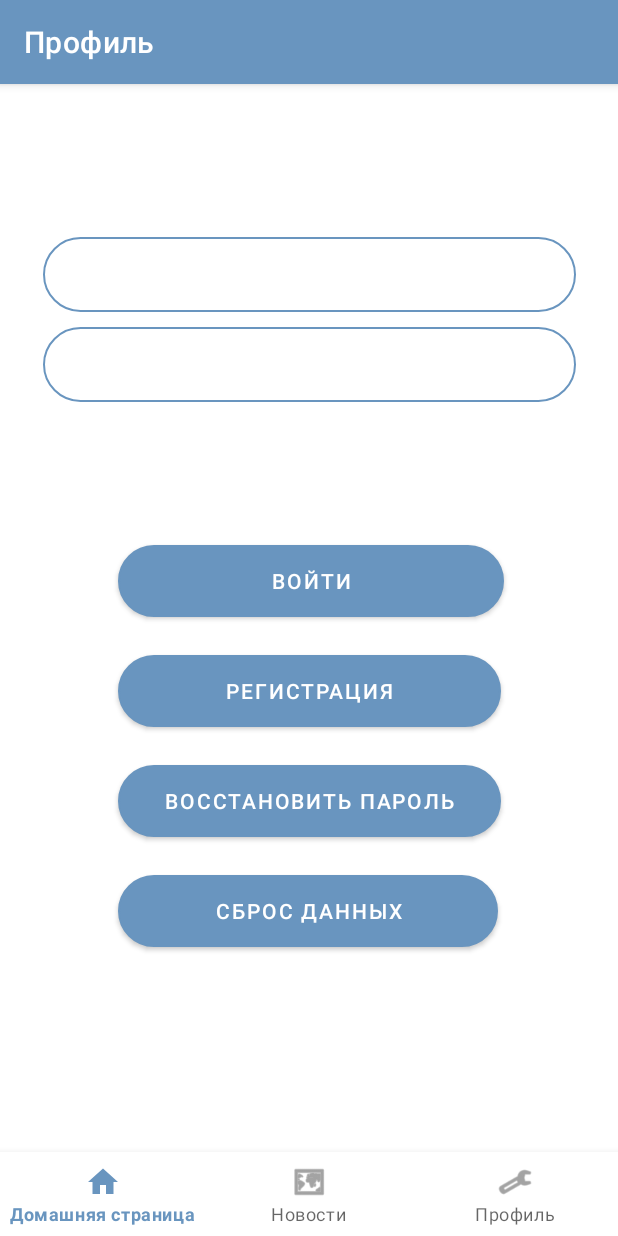
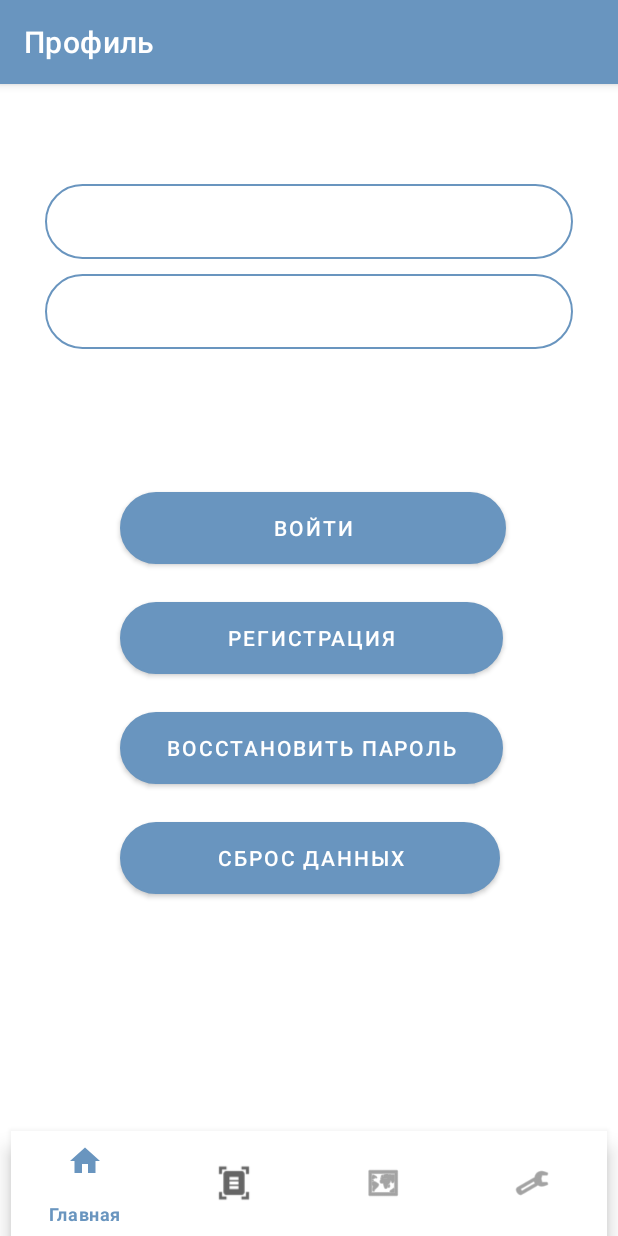
Before and after one commit to RedCrabVb/ApplicationMVP, an Android app: the ProfileFragment screen opened through its navigation route, after a tap on "ВОЙТИ", on a phone screen of 412 x 824 dp. Run offline under Robolectric (Android 15) with nearby library versions, the phone set to English and light mode, and no system bars; our stand-ins replace navigation-ui; libraries missing offline, so code that uses them is left out: androidmads.library.qrgenearator; network calls fail; 2 statements that could not run were skipped.

Commit message:
Fix style xml

```diff
--- a/app/build.gradle
+++ b/app/build.gradle
@@ -42,6 +42,7 @@ dependencies {
     implementation 'androidx.navigation:navigation-fragment:2.3.5'
     implementation 'androidx.navigation:navigation-ui:2.3.5'
     implementation group: 'com.google.code.gson', name: 'gson', version: '2.7'
+    implementation 'androidx.legacy:legacy-support-v4:1.0.0'
     testImplementation 'junit:junit:4.+'
     androidTestImplementation 'androidx.test.ext:junit:1.1.3'
     androidTestImplementation 'androidx.test.espresso:espresso-core:3.4.0'
--- a/app/src/main/java/ru/vivt/applicationmvp/MainActivity.java
+++ b/app/src/main/java/ru/vivt/applicationmvp/MainActivity.java
@@ -27,7 +27,7 @@ public class MainActivity extends AppCompatActivity {
         // Passing each menu ID as a set of Ids because each
         // menu should be considered as top level destinations.
         AppBarConfiguration appBarConfiguration = new AppBarConfiguration.Builder(
-                R.id.navigation_home, R.id.navigation_news, R.id.navigation_profile)
+                R.id.navigation_home, R.id.navigation_qr_code_scanner, R.id.navigation_news, R.id.navigation_profile)
                 .build();
         NavController navController = Navigation.findNavController(this, R.id.nav_host_fragment_activity_main2);
         NavigationUI.setupActionBarWithNavController(this, navController, appBarConfiguration);
--- a/app/src/main/res/layout/activity_main.xml
+++ b/app/src/main/res/layout/activity_main.xml
@@ -5,14 +5,12 @@
     android:id="@+id/container"
     android:layout_width="match_parent"
     android:layout_height="match_parent"
-    android:paddingTop="?attr/actionBarSize">
+    >
 
     <com.google.android.material.bottomnavigation.BottomNavigationView
         android:id="@+id/nav_view"
-        android:layout_width="0dp"
-        android:layout_height="wrap_content"
-        android:layout_marginStart="0dp"
-        android:layout_marginEnd="0dp"
+        android:layout_width="397dp"
+        android:layout_height="70dp"
         android:background="?android:attr/windowBackground"
         app:layout_constraintBottom_toBottomOf="parent"
         app:layout_constraintLeft_toLeftOf="parent"
@@ -22,19 +20,22 @@
     <fragment
         android:id="@+id/nav_host_fragment_activity_main2"
         android:name="androidx.navigation.fragment.NavHostFragment"
-        android:layout_width="match_parent"
-        android:layout_height="match_parent"
+        android:layout_width="404dp"
+        android:layout_height="609dp"
         app:defaultNavHost="true"
+        app:layout_constraintBottom_toBottomOf="parent"
         app:layout_constraintBottom_toTopOf="@id/nav_view"
         app:layout_constraintLeft_toLeftOf="parent"
         app:layout_constraintRight_toRightOf="parent"
         app:layout_constraintTop_toTopOf="parent"
         app:navGraph="@navigation/mobile_navigation" />
 
-    <FrameLayout
-        android:layout_width="match_parent"
-        android:layout_height="match_parent"
+<!--    <FrameLayout
+        android:layout_width="10dp"
+        android:layout_height="2dp"
         app:layout_constraintEnd_toEndOf="parent"
-        tools:layout_editor_absoluteY="56dp" />
+        app:layout_constraintHorizontal_bias="0.400"
+        app:layout_constraintStart_toStartOf="parent"
+        app:layout_constraintTop_toTopOf="parent" />-->
 
 </androidx.constraintlayout.widget.ConstraintLayout>
--- a/app/src/main/res/layout/fragment_profile.xml
+++ b/app/src/main/res/layout/fragment_profile.xml
@@ -7,8 +7,8 @@
     tools:context=".ui.profile.ProfileFragment">
 
     <LinearLayout
-        android:layout_width="355dp"
-        android:layout_height="697dp"
+        android:layout_width="352dp"
+        android:layout_height="644dp"
         android:layout_marginStart="20dp"
         android:layout_marginTop="10dp"
         android:layout_marginEnd="20dp"
@@ -18,6 +18,7 @@
         app:layout_constraintEnd_toEndOf="parent"
         app:layout_constraintStart_toStartOf="parent"
         app:layout_constraintTop_toTopOf="parent">
+
         <TextView
             android:id="@+id/text_notifications"
             android:layout_width="312dp"
@@ -34,9 +35,9 @@
             style="@style/custom_input_style"
             android:layout_width="match_parent"
             android:layout_height="wrap_content"
+            android:background="@drawable/custom_input"
             android:paddingLeft="30dp"
             android:paddingRight="30dp"
-            android:background="@drawable/custom_input"
             android:text="TextView" />
 
         <TextView
@@ -44,9 +45,9 @@
             style="@style/custom_input_style"
             android:layout_width="match_parent"
             android:layout_height="wrap_content"
+            android:background="@drawable/custom_input"
             android:paddingLeft="30dp"
             android:paddingRight="30dp"
-            android:background="@drawable/custom_input"
             android:text="TextView" />
 
         <androidx.constraintlayout.widget.ConstraintLayout
--- a/app/src/main/res/menu/bottom_nav_menu.xml
+++ b/app/src/main/res/menu/bottom_nav_menu.xml
@@ -7,13 +7,17 @@
         android:title="@string/title_home" />
 
     <item
+        android:id="@+id/navigation_qr_code_scanner"
+        android:icon="@drawable/ic_baseline_document_scanner"
+        android:title="@string/title_qr_cdoe" />
+    <item
         android:id="@+id/navigation_news"
         android:icon="@android:drawable/ic_menu_mapmode"
-        android:title="@string/title_dashboard" />
+        android:title="@string/title_news" />
 
     <item
         android:id="@+id/navigation_profile"
         android:icon="@android:drawable/ic_menu_manage"
-        android:title="@string/title_notifications" />
+        android:title="@string/title_profile" />
 
 </menu>
--- a/app/src/main/res/navigation/mobile_navigation.xml
+++ b/app/src/main/res/navigation/mobile_navigation.xml
@@ -14,18 +14,24 @@
     <fragment
         android:id="@+id/navigation_news"
         android:name="ru.vivt.applicationmvp.ui.news.NewsFragment"
-        android:label="@string/title_dashboard"
+        android:label="@string/title_news"
         tools:layout="@layout/fragment_news" />
 
     <fragment
         android:id="@+id/navigation_profile"
         android:name="ru.vivt.applicationmvp.ui.profile.ProfileFragment"
-        android:label="@string/title_notifications"
+        android:label="@string/title_profile"
         tools:layout="@layout/fragment_profile" />
 
     <fragment
         android:id="@+id/navigation_account"
         android:name="ru.vivt.applicationmvp.ui.authorization.AuthorizationFragment"
-        android:label="@string/title_notifications"
+        android:label="@string/title_profile"
         tools:layout="@layout/fragment_autrization" />
+
+    <fragment
+        android:id="@+id/navigation_qr_code_scanner"
+        android:name="ru.vivt.applicationmvp.ui.ScannerQrFragment"
+        android:label="@string/qr_code"
+        tools:layout="@layout/fragment_scanner_qr" />
 </navigation>
--- a/app/src/main/res/values/strings.xml
+++ b/app/src/main/res/values/strings.xml
@@ -1,12 +1,16 @@
 <resources>
     <string name="app_name">ApplicationMVP</string>
     <string name="title_activity_main2">MainActivity</string>
-    <string name="title_home">Домашняя страница</string>
-    <string name="title_dashboard">Новости</string>
-    <string name="title_notifications">Профиль</string>
+    <string name="title_home">Главная</string>
+    <string name="title_qr_cdoe">QR-сканер</string>
+    <string name="qr_code">QR-сканер</string>
+    <string name="title_news">Новости</string>
+    <string name="title_profile">Профиль</string>
     <string name="authorization_button">Войти</string>
     <string name="registration_button">Регистрация</string>
     <string name="reset_mail">Сбросить</string>
     <string name="restore_password">Восстановить пароль</string>
     <string name="data_reset">Сброс данных</string>
+    <!-- TODO: Remove or change this placeholder text -->
+    <string name="hello_blank_fragment">Hello blank fragment</string>
 </resources>
```
Also changed, not shown: app/src/main/java/ru/vivt/applicationmvp/ui/ScannerQrFragment.java (added, +27 -0 lines), app/src/main/res/layout/fragment_news.xml (+5 -5 lines), app/src/main/res/layout/fragment_scanner_qr.xml (added, +16 -0 lines), app/src/main/ic_scan-playstore.png (added), app/src/main/res/drawable/ic_baseline_document_scanner.png (added).
